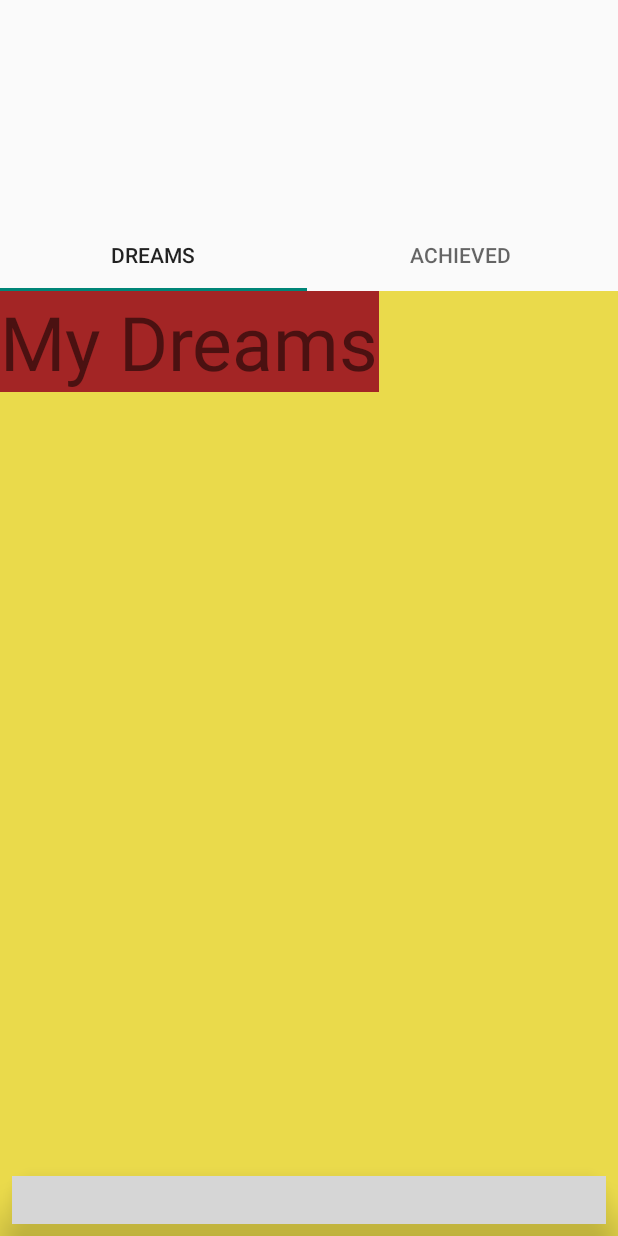
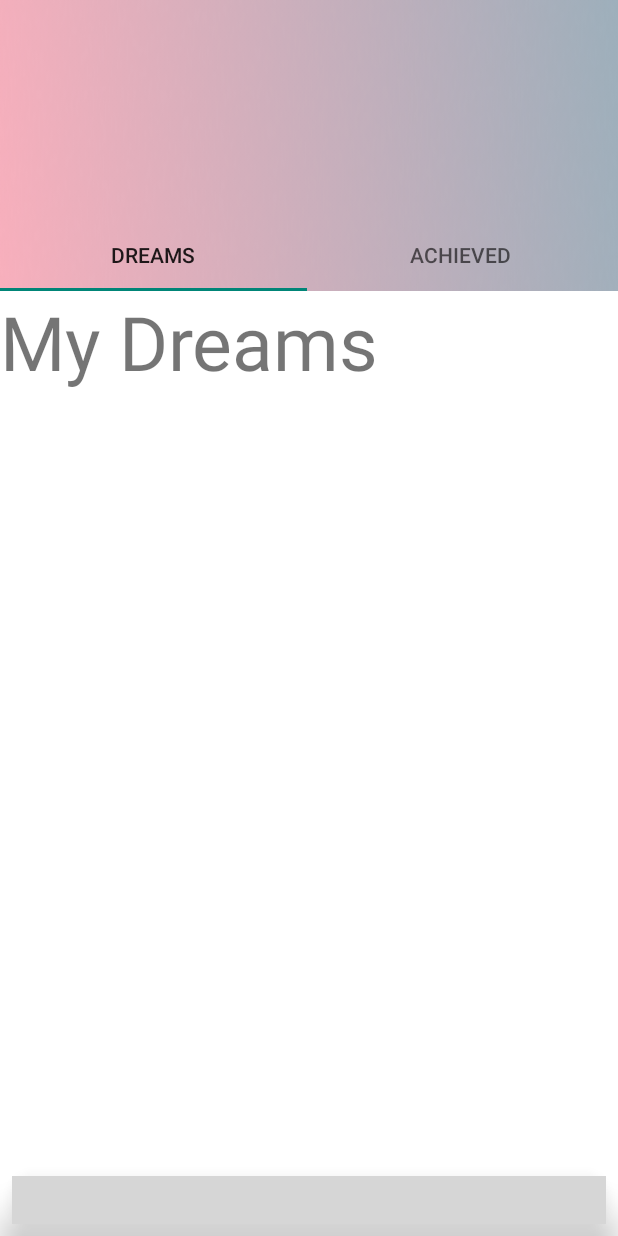
Before and after one commit to TanishOrg/BuckIt, an Android app: the screen it shows after launch once a user with an empty profile is signed in (HomeActivity), on a phone screen of 412 x 824 dp. Run offline under Robolectric (Android 15) with nearby library versions, the phone set to English and light mode, and no system bars; our stand-ins replace Firebase (no records; nobody signed in at launch, a user with empty details on screens opened directly); libraries missing offline, so code that uses them is left out: com.ismaeldivita.chipnavigation; plain views replace ChipNavigationBar; 2 statements that could not run were skipped; grey boxes are pictures that could not be loaded.

Commit message:
Initial Commit

```diff
--- a/app/src/main/res/layout/fragment_achieved.xml
+++ b/app/src/main/res/layout/fragment_achieved.xml
@@ -3,7 +3,7 @@
     xmlns:tools="http://schemas.android.com/tools"
     android:layout_width="match_parent"
     android:layout_height="match_parent"
-    android:background="#C1EC90"
+    android:background="#FFFFFF"
     tools:context=".layout.AchievedFragment">
 
     <!-- TODO: Update blank fragment layout -->
--- a/app/src/main/res/layout/fragment_dreams.xml
+++ b/app/src/main/res/layout/fragment_dreams.xml
@@ -3,7 +3,7 @@
     xmlns:tools="http://schemas.android.com/tools"
     android:layout_width="match_parent"
     android:layout_height="match_parent"
-    android:background="#EADA4B"
+    android:background="#FFFFFF"
     tools:context=".layout.DreamsFragment">
 
     <!-- TODO: Update blank fragment layout -->
@@ -12,7 +12,6 @@
         android:id="@+id/textView"
         android:layout_width="wrap_content"
         android:layout_height="wrap_content"
-        android:background="#A32525"
         android:text="My Dreams"
         android:textSize="50dp"/>
 
--- a/app/src/main/res/layout/fragment_profile.xml
+++ b/app/src/main/res/layout/fragment_profile.xml
@@ -4,7 +4,8 @@
     xmlns:app="http://schemas.android.com/apk/res-auto"
     xmlns:tools="http://schemas.android.com/tools"
     android:layout_width="match_parent"
-    android:layout_height="match_parent">
+    android:layout_height="match_parent"
+    android:background="@drawable/rectangle">
 
 
     <com.google.android.material.tabs.TabLayout
@@ -13,8 +14,7 @@
         android:layout_height="wrap_content"
         android:layout_marginTop="146dp"
         app:layout_constraintStart_toStartOf="parent"
-        app:layout_constraintTop_toTopOf="parent"
-        tools:ignore="MissingConstraints">
+        app:layout_constraintTop_toTopOf="parent">
 
         <com.google.android.material.tabs.TabItem
             android:id="@+id/tabDreams"
@@ -39,8 +39,9 @@
         android:layout_height="0dp"
         app:layout_constraintBottom_toBottomOf="parent"
         app:layout_constraintEnd_toEndOf="parent"
+        app:layout_constraintHorizontal_bias="0.0"
         app:layout_constraintStart_toStartOf="@+id/tab_bar"
         app:layout_constraintTop_toBottomOf="@+id/tab_bar"
-            />
+        app:layout_constraintVertical_bias="0.0" />
 
 </androidx.constraintlayout.widget.ConstraintLayout>
```
Also changed, not shown: app/src/main/res/drawable-v24/rectangle.png (added). Lines whose indentation alone changed are shown as unchanged.
